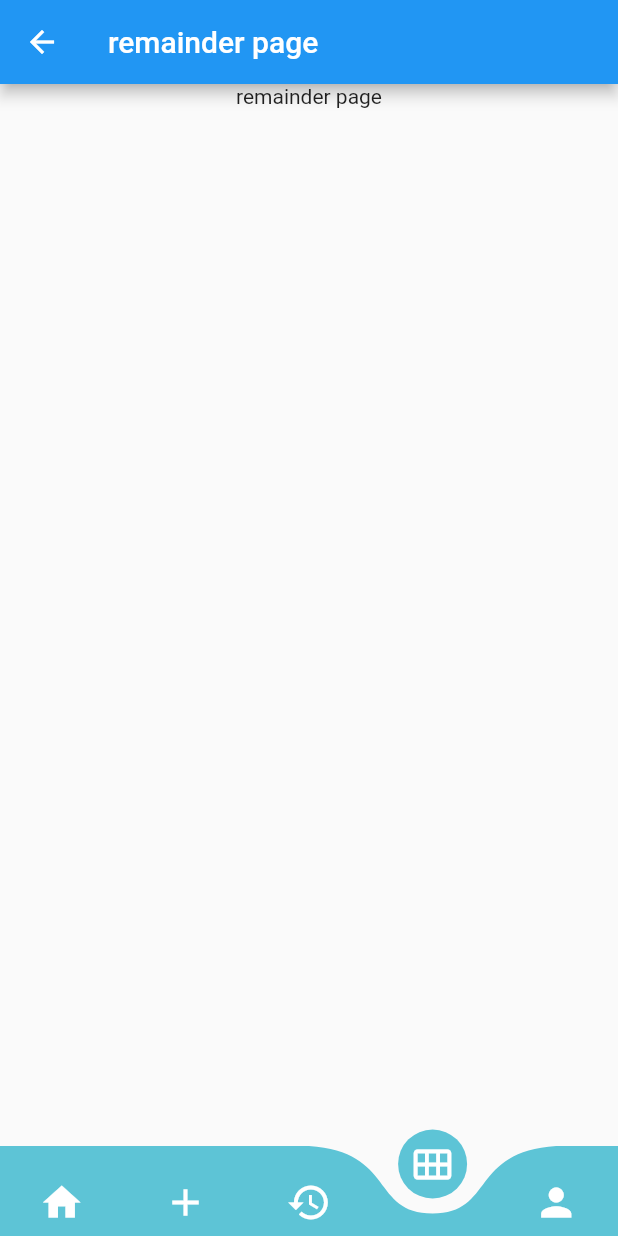
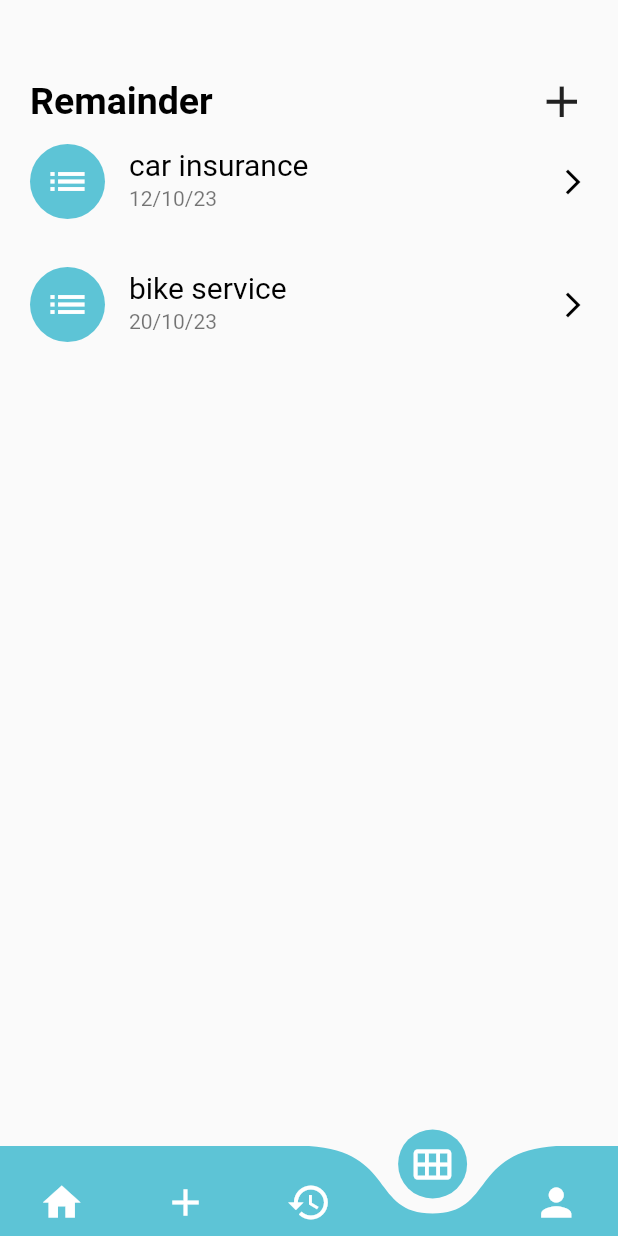
Before and after one commit to nashvak/expense_tracker, a Flutter app: the BottomNav screen opened by its route, item 4 of the bottom bar chosen, on a phone screen of 412 x 824 dp. Run offline on Flutter 3.47's test engine with Material 2 defaults, Android fonts, the phone set to English and light mode, and no system bars; drawn by our look-alikes of curved_navigation_bar; our stand-ins replace get, google_fonts, toggle_switch.

Commit message:
created remainder page and add reaminder page

```diff
--- a/lib/main.dart
+++ b/lib/main.dart
@@ -1,6 +1,8 @@
 import 'package:expense_tracker/view/authentication/get_started.dart';
 import 'package:expense_tracker/view/authentication/login.dart';
 import 'package:expense_tracker/view/authentication/signup.dart';
+import 'package:expense_tracker/view/remainder/add_remainder.dart';
+import 'package:expense_tracker/view/remainder/remainder_screen.dart';
 import 'package:expense_tracker/view/transaction/add_transaction.dart';
 import 'package:expense_tracker/view/transaction/dashboard/bottom_nav.dart';
 import 'package:expense_tracker/view/transaction/home_screen.dart';
@@ -32,6 +34,8 @@ class MyApp extends StatelessWidget {
             page: () => const ScreenViewTransaction()),
         GetPage(
             name: '/addtransaction', page: () => const ScreenAddTransaction()),
+        GetPage(name: '/addremainder', page: () => const ScreenAddRemainder()),
+        GetPage(name: '/remainder', page: () => ScreenRemainder()),
       ],
     );
   }
--- a/lib/view/remainder/remainder_screen.dart
+++ b/lib/view/remainder/remainder_screen.dart
@@ -1,17 +1,78 @@
+import 'package:expense_tracker/custom_widgets/common/sizedbox.dart';
+
 import 'package:flutter/material.dart';
+import 'package:get/get.dart';
+
+import '../../constatnts/colors.dart';
 
 class ScreenRemainder extends StatelessWidget {
-  const ScreenRemainder({super.key});
+  ScreenRemainder({super.key});
 
+  final List<String> titles = ['car insurance', 'bike service'];
+  final List<String> date = ['12/10/23', '20/10/23'];
   @override
   Widget build(BuildContext context) {
     return Scaffold(
-      appBar: AppBar(
-        title: const Text('remainder page'),
-      ),
-      body: const Center(
+      body: Padding(
+        padding: const EdgeInsets.only(left: 20, right: 20, top: 50, bottom: 0),
         child: Column(
-          children: [Text("remainder page")],
+          children: [
+            Row(
+              mainAxisAlignment: MainAxisAlignment.spaceBetween,
+              children: [
+                const Text(
+                  'Remainder ',
+                  style: TextStyle(
+                      color: Colors.black,
+                      fontWeight: FontWeight.bold,
+                      fontSize: 25),
+                ),
+                GestureDetector(
+                  onTap: () {
+                    Get.toNamed('/addremainder');
+                  },
+                  child: Icon(
+                    Icons.add,
+                    size: 35,
+                  ),
+                )
+              ],
+            ),
+            Expanded(
+              child: ListView.separated(
+                itemBuilder: (context, index) {
+                  return ListTile(
+                    contentPadding: const EdgeInsets.all(0),
+                    leading: Container(
+                        decoration: const BoxDecoration(
+                          color: Appcolor.primaryColor,
+                          shape: BoxShape.circle,
+                        ),
+                        child: const Padding(
+                          padding: EdgeInsets.all(10),
+                          child: Icon(
+                            Icons.list,
+                            size: 30,
+                            color: Appcolor.white,
+                          ),
+                        )),
+                    title: Text(
+                      titles[index],
+                      style: const TextStyle(color: Colors.black, fontSize: 20),
+                    ),
+                    subtitle: Text(date[index]),
+                    trailing: const Icon(
+                      Icons.arrow_forward_ios,
+                      size: 20,
+                      color: Colors.black,
+                    ),
+                  );
+                },
+                itemCount: titles.length,
+                separatorBuilder: (context, index) => height10,
+              ),
+            )
+          ],
         ),
       ),
     );
--- a/lib/view/transaction/dashboard/bottom_nav.dart
+++ b/lib/view/transaction/dashboard/bottom_nav.dart
@@ -27,7 +27,7 @@ class _BottomNavState extends State<BottomNav> {
     const ScreenHome(),
     const ScreenAddTransaction(),
     const ScreenHistory(),
-    const ScreenRemainder(),
+    ScreenRemainder(),
     const ScreenProfile(),
   ];
 
--- a/lib/view/transaction/view_transaction.dart
+++ b/lib/view/transaction/view_transaction.dart
@@ -34,6 +34,7 @@ class ScreenViewTransaction extends StatelessWidget {
       ),
       body: Padding(
         padding: const EdgeInsets.all(20),
+        child: SingleChildScrollView(
           child: Column(
             children: [
               Container(
@@ -177,6 +178,7 @@ class ScreenViewTransaction extends StatelessWidget {
             ],
           ),
         ),
+      ),
     );
   }
 }
```
Also changed, not shown: lib/view/remainder/add_remainder.dart (added, +50 -0 lines). Lines whose indentation alone changed are shown as unchanged.
